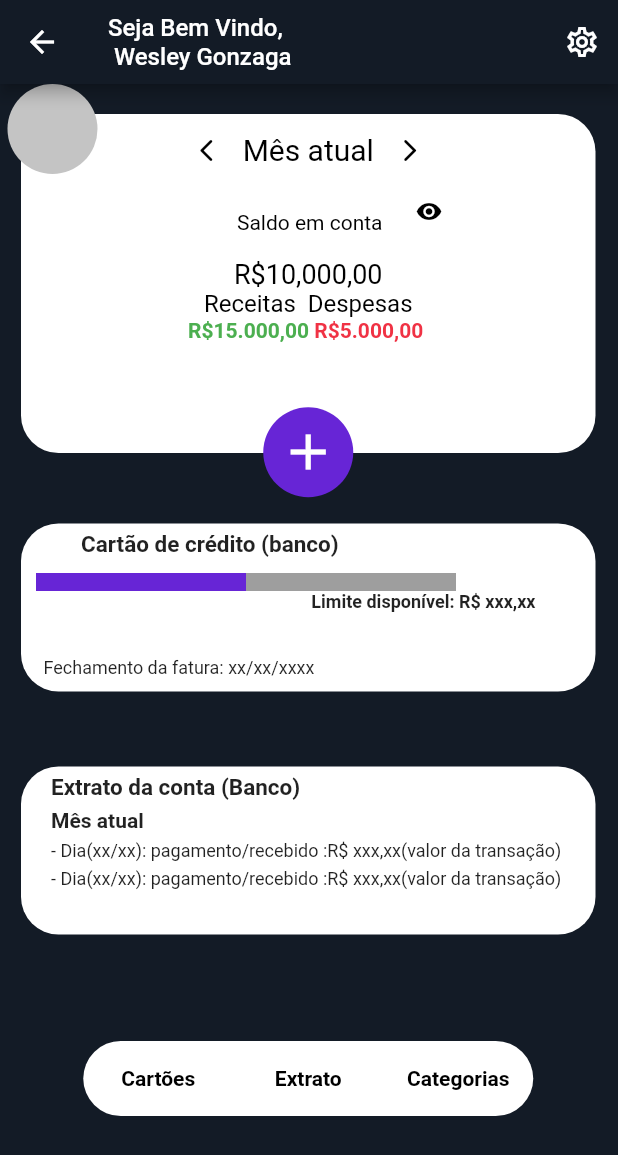
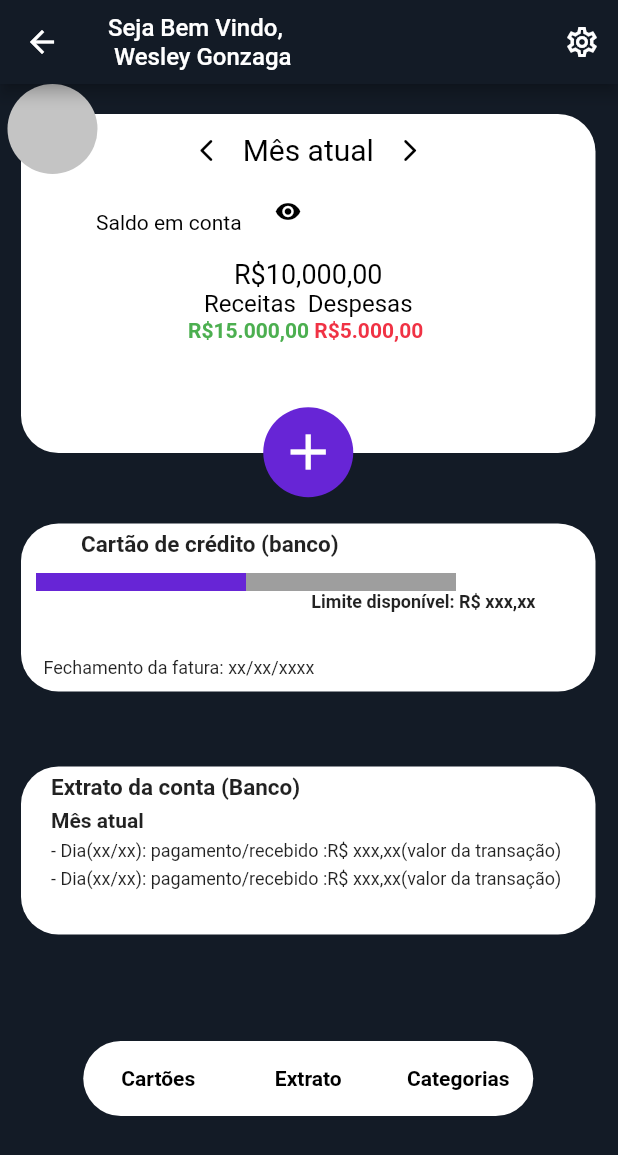
Before and after one commit to Mateusvff/FinX, a Flutter app: the Home screen opened directly, on a phone screen of 412 x 824 dp. Shown: the top 1155 px of the screen. Run offline on Flutter 3.47's test engine with Material 2 defaults, Android fonts, the phone set to English and light mode, and no system bars; drawn by our look-alikes of percent_indicator.

Commit message:
V2.02
Mudancas primeiro container

```diff
--- a/lib/screens/Home/1Container.dart
+++ b/lib/screens/Home/1Container.dart
@@ -40,15 +40,13 @@ class _ExtratoMesState extends State<ExtratoMes> {
               ),
             ],
           ),
-          Row(
-            mainAxisAlignment: MainAxisAlignment.center,
-            children: [
           Padding(
             padding: const EdgeInsets.only(left: 50.0),
-                child: Text(
+            child: Row(
+              children: [
+                Text(
                   'Saldo em conta',
                   style: TextStyle(color: Colors.black, fontSize: 14),
-                ),
                 ),
                 IconButton(
                   alignment: Alignment.topRight,
@@ -59,6 +57,7 @@ class _ExtratoMesState extends State<ExtratoMes> {
                       () {}, /* Tampar o saldo do usuario ou Mostrar o saldo do usuario*/
                 )
               ],
+            ),
           ),
           Row(
             mainAxisAlignment: MainAxisAlignment.center,
```
Lines whose indentation alone changed are shown as unchanged.
